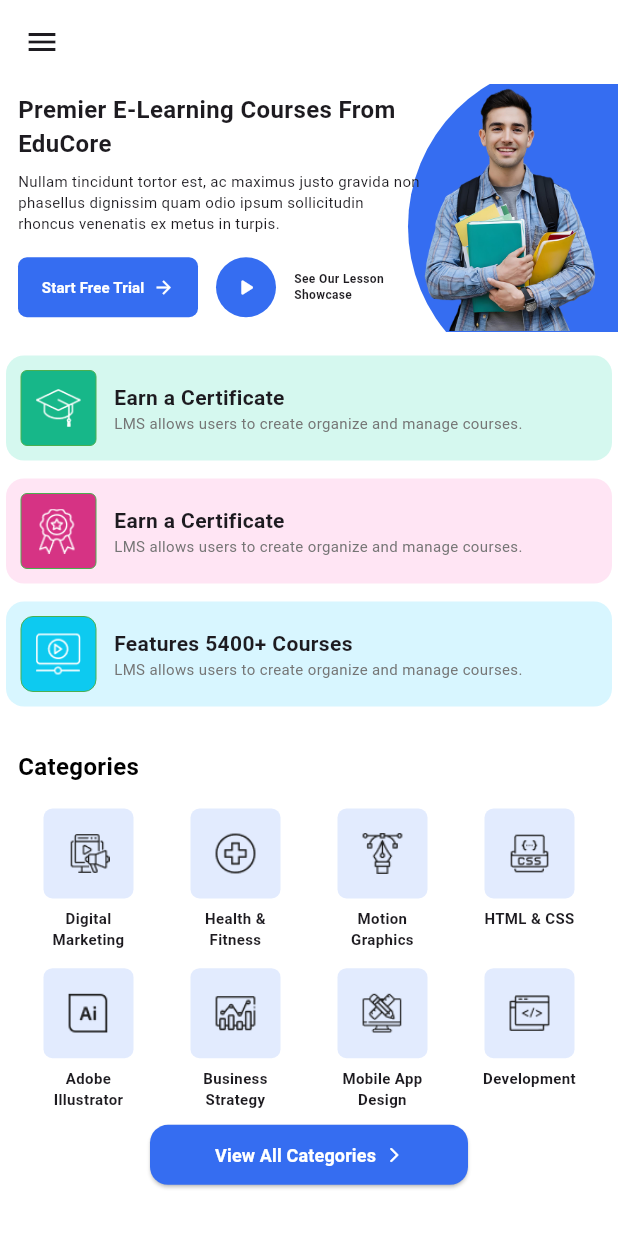
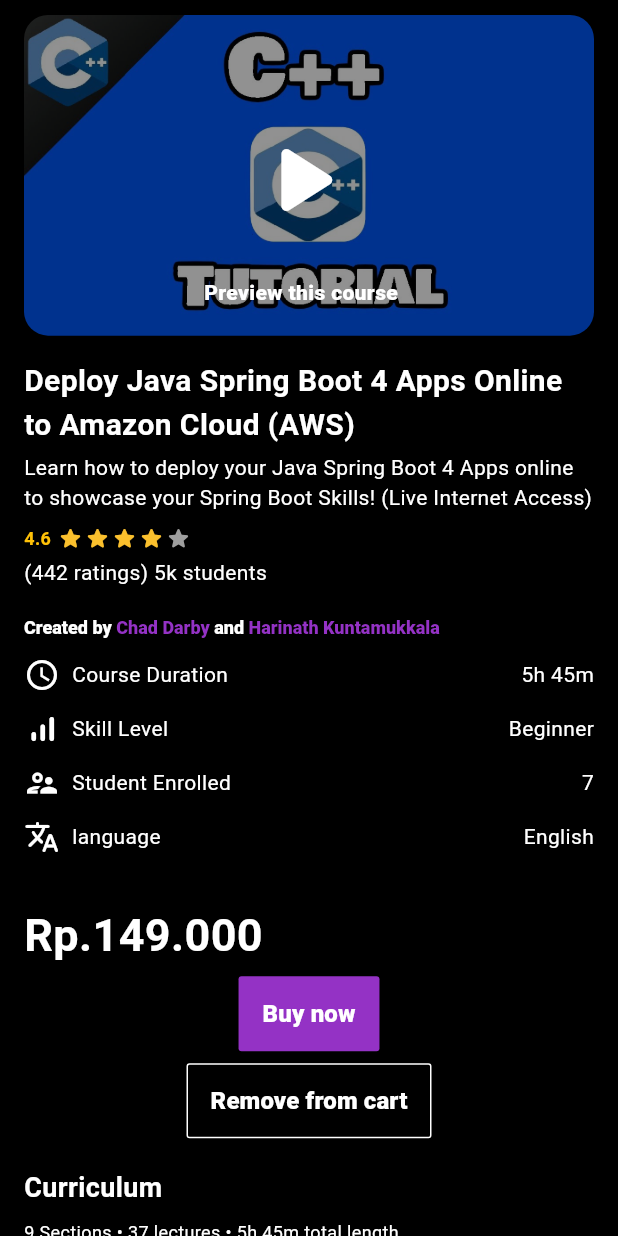
Before and after one commit to hafid-js/kursus_online_mobile, a Flutter app: the screen it shows after launch, on a phone screen of 412 x 824 dp. Run offline on Flutter 3.47's test engine with Material 3 defaults, Android fonts, the phone set to English and light mode, and no system bars; our stand-ins replace carousel_slider, iconsax.

Commit message:
create cart screen

```diff
--- /dev/null
+++ b/lib/common/widgets/button/elevated_button_zero_radius.dart
@@ -0,0 +1,35 @@
+import 'package:flutter/material.dart';
+import 'package:kursus_online_mobile/constants/helpers/device_helpers.dart';
+import 'package:kursus_online_mobile/constants/helpers/hex_color.dart';
+
+
+class UElevatedButtonZeroRadius extends StatelessWidget {
+  const UElevatedButtonZeroRadius({super.key, required this.onPressed, required this.child, this.bgColor, this.borderColor});
+
+  final VoidCallback onPressed;
+  final Widget child;
+  final Color? bgColor;
+  final Color? borderColor;
+
+  @override
+  Widget build(BuildContext context) {
+    final ButtonStyle raisedButtonStyle = ElevatedButton.styleFrom(
+  foregroundColor: Colors.white,
+  backgroundColor: bgColor,
+  minimumSize: Size(88, 36),
+  padding: EdgeInsets.symmetric(horizontal: 16),
+  shape: RoundedRectangleBorder(
+    borderRadius: BorderRadius.all(Radius.circular(2)),
+    side: BorderSide(
+      color: borderColor ?? Colors.transparent,
+      width: 1
+    )
+  ),
+);
+       return SizedBox(
+        height: 50,
+        width: UDeviceHelper.getScreenWidth(context),
+        child: ElevatedButton(onPressed: onPressed,  style: raisedButtonStyle, child: child,),
+       );
+  }
+}
--- /dev/null
+++ b/lib/common/widgets/cards/product_card.dart
@@ -0,0 +1,91 @@
+import 'package:flutter/material.dart';
+import 'package:kursus_online_mobile/common/widgets/images/rounded_image.dart';
+
+class ProductCard extends StatelessWidget {
+   final Map<String,dynamic> product;
+
+  const ProductCard({
+    super.key, required this.product,
+
+  });
+
+  @override
+  Widget build(BuildContext context) {
+    return Column(
+      children: [
+        Row(
+          crossAxisAlignment: CrossAxisAlignment.start,
+          children: [
+            URoundedImage(
+              imageUrl: product["image"],
+              isNetworkImage: false,
+              height: 70,
+              width: 70,
+              fit: BoxFit.cover,
+              borderRadius: 6,
+            ),
+            SizedBox(width: 8),
+            Expanded(
+              child: Column(
+                crossAxisAlignment: CrossAxisAlignment.start,
+                children: [
+                  Text(
+                    product["title"],
+                    style: TextStyle(
+                      fontWeight: FontWeight.bold,
+                      fontSize: 12,
+                    ),
+                  ),
+                  Text(
+                    product["instructor"],
+                    style: TextStyle(
+                      color: Colors.grey[600],
+                      fontSize: 11,
+                    ),
+                  ),
+                  SizedBox(height: 4),
+                  Row(
+                    children: [
+                      Text(
+                        product["avg_rating"],
+                        style: TextStyle(
+                          fontSize: 12,
+                          fontWeight: FontWeight.bold,
+                        ),
+                      ),
+                      SizedBox(width: 4),
+                      Row(
+                        mainAxisAlignment: MainAxisAlignment.start,
+                        children: List.generate(
+                          5,
+                          (i) => Icon(
+                            Icons.star_rounded,
+                            size: 18,
+                            color: i < product["ratings"]
+                                ? Colors.yellow[700]
+                                : Colors.grey,
+                          ),
+                        ),
+                      ),
+                      SizedBox(width: 4),
+                      Text(
+                        "(${product["students"]})",
+                        style: TextStyle(fontSize: 12),
+                      ),
+                    ],
+                  ),
+                  SizedBox(height: 4),
+                  Text(
+                    product["price"],
+                    style: TextStyle(fontWeight: FontWeight.bold),
+                  ),
+                  SizedBox(height: 16),
+                ],
+              ),
+            ),
+          ],
+        ),
+      ],
+    );
+  }
+}
--- /dev/null
+++ b/lib/common/widgets/images/rounded_video.dart
@@ -0,0 +1,86 @@
+import 'package:flutter/material.dart';
+import 'package:kursus_online_mobile/constants/sizes.dart';
+class URoundedVideo extends StatelessWidget {
+  const URoundedVideo({
+    super.key,
+    this.width,
+    this.height,
+    required this.videoUrl,
+    this.applyVideoRadius = true,
+    this.border,
+    this.backgroundColor,
+    this.fit = BoxFit.contain,
+    this.padding,
+    this.isNetworkVideo = false,
+    this.onTap,
+    this.borderRadius = USizes.md,
+  });
+
+  final double? width, height;
+  final String videoUrl;
+  final bool applyVideoRadius;
+  final BoxBorder? border;
+  final Color? backgroundColor;
+  final BoxFit? fit;
+  final EdgeInsetsGeometry? padding;
+  final bool isNetworkVideo;
+  final VoidCallback? onTap;
+  final double borderRadius;
+
+  @override
+  Widget build(BuildContext context) {
+    return InkWell(
+      onTap: onTap,
+      child: Container(
+        width: width,
+        height: height,
+        padding: padding,
+        decoration: BoxDecoration(
+          border: border,
+          color: backgroundColor,
+          borderRadius: BorderRadius.circular(borderRadius),
+        ),
+        child: ClipRRect(
+          borderRadius: applyVideoRadius
+              ? BorderRadius.circular(borderRadius)
+              : BorderRadius.zero,
+          child: _buildVideo(),
+        ),
+      ),
+    );
+  }
+
+  Widget _buildVideo() {
+    Widget video;
+    if (videoUrl.isEmpty) {
+      return const Icon(
+        Icons.image_not_supported,
+        color: Colors.grey,
+      );
+    }
+
+    if (isNetworkVideo) {
+      return Image.network(
+        videoUrl,
+        fit: fit,
+        errorBuilder: (_, __, ___) => const Icon(
+          Icons.broken_image,
+          color: Colors.grey,
+        ),
+      );
+    } else {
+      video = Image.asset(
+      videoUrl,
+      fit: fit,
+      errorBuilder: (_, __, ___) => const Icon(
+        Icons.broken_image,
+        color: Colors.grey,
+      ),
+    );
+    }
+
+    return ColorFiltered(colorFilter: ColorFilter.mode(Colors.black.withAlpha(110), BlendMode.darken), child: video);
+
+
+  }
+}
--- a/lib/constants/colors.dart
+++ b/lib/constants/colors.dart
@@ -42,5 +42,6 @@
   static const Color white = Color(0xFFFFFFFF);
   static const Color transparent = Color(0x00000000);
 
-  static Color backgroundColor = HexColor.fromHex("#f7f8fb");
+  // static Color backgroundColor = HexColor.fromHex("#f7f8fb");
+  static Color backgroundColor = Colors.black;
 }
--- /dev/null
+++ b/lib/features/cart/cart.dart
@@ -0,0 +1,32 @@
+import 'package:flutter/material.dart';
+import 'package:kursus_online_mobile/common/widgets/cards/product_card.dart';
+import 'package:kursus_online_mobile/features/cart/data/cart.dart';
+
+class CartScreen extends StatelessWidget {
+  const CartScreen({super.key});
+
+  @override
+  Widget build(BuildContext context) {
+
+    return Scaffold(
+      appBar: AppBar(
+        toolbarHeight: 40,
+        title: Text(
+          "Cart",
+          style: TextStyle(fontSize: 18, fontWeight: FontWeight.w500),
+        ),
+        centerTitle: true,
+      ),
+      body: SingleChildScrollView(
+        child: Padding(
+          padding: EdgeInsets.symmetric(horizontal: 12, vertical: 10),
+          child: Column(
+            children: products.map((product) {
+              return ProductCard(product: product);
+            }).toList(),
+          ),
+        ),
+      ),
+    );
+  }
+}
--- /dev/null
+++ b/lib/features/cart/data/cart.dart
@@ -0,0 +1,20 @@
+    final List<Map<String, dynamic>> products = [
+      {
+        "image": "assets/images/course/course_1.jpg",
+        "title": "Deploy Java Spring Boot 4 Apps Online to Amazon Cloud (AWS)",
+        "instructor": "Chad Derby, Harinath Kuntamukkala",
+        "avg_rating": "4.6",
+        "ratings": 4,
+        "students": "442",
+        "price": "Rp.149.000",
+      },
+      {
+        "image": "assets/images/course/course_2.jpg",
+        "title": "Deploy Java Spring Boot 4 Apps Online to Amazon Cloud (AWS)",
+        "instructor": "Chad Derby, Harinath Kuntamukkala",
+        "avg_rating": "3.7",
+        "ratings": 3,
+        "students": "608",
+        "price": "Rp.129.000",
+      },
+    ];
--- a/lib/features/home/home.dart
+++ b/lib/features/home/home.dart
@@ -16,7 +16,6 @@
 }
 
 class _HomeScreenState extends State<HomeScreen> {
-  final ScrollController _scrollController = ScrollController();
   final double scrollSpeed = 1.0;
   @override
   Widget build(BuildContext context) {
--- /dev/null
+++ b/lib/features/product/product.dart
@@ -0,0 +1,320 @@
+import 'package:flutter/material.dart';
+import 'package:kursus_online_mobile/common/widgets/button/elevated_button_zero_radius.dart';
+import 'package:kursus_online_mobile/common/widgets/images/rounded_video.dart';
+import 'package:kursus_online_mobile/constants/colors.dart';
+import 'package:kursus_online_mobile/constants/helpers/hex_color.dart';
+
+class ProductScreen extends StatefulWidget {
+  const ProductScreen({super.key});
+
+  @override
+  State<ProductScreen> createState() => _ProductScreenState();
+}
+
+class _ProductScreenState extends State<ProductScreen> {
+  bool isExpanded = false;
+  @override
+  Widget build(BuildContext context) {
+    final List<Map<String, dynamic>> information = [
+      {
+        "icon": Icons.watch_later_outlined,
+        "title": "Course Duration",
+        "desc": "5h 45m",
+      },
+      {
+        "icon": Icons.signal_cellular_alt_rounded,
+        "title": "Skill Level",
+        "desc": "Beginner",
+      },
+      {
+        "icon": Icons.supervisor_account_outlined,
+        "title": "Student Enrolled",
+        "desc": "7",
+      },
+      {"icon": Icons.translate_rounded, "title": "language", "desc": "English"},
+    ];
+    //       final ButtonStyle raisedButtonStyle = ElevatedButton.styleFrom(
+    //   foregroundColor: Colors.white,
+    //   backgroundColor: Colors.purpleAccent,
+    //   minimumSize: Size(88, 36),
+    //   padding: EdgeInsets.symmetric(horizontal: 16),
+    //   shape: const RoundedRectangleBorder(
+    //     borderRadius: BorderRadius.all(Radius.circular(2)),
+    //   ),
+    // );
+    return Scaffold(
+      backgroundColor: UColors.backgroundColor,
+      appBar: AppBar(
+        toolbarHeight: 10,
+        backgroundColor: UColors.backgroundColor,
+      ),
+      body: SingleChildScrollView(
+        child: Padding(
+          padding: EdgeInsets.symmetric(horizontal: 16),
+          child: Container(
+            decoration: BoxDecoration(borderRadius: BorderRadius.circular(12)),
+            child: Column(
+              children: [
+                Stack(
+                  children: [
+                    Column(
+                      children: [
+                        URoundedVideo(
+                          videoUrl: "assets/images/course/course_1.jpg",
+                          isNetworkVideo: false,
+                          fit: BoxFit.cover,
+                        ),
+                      ],
+                    ),
+                    Positioned(
+                      top: 70,
+                      left: 145,
+
+                      child: Icon(
+                        Icons.play_arrow_rounded,
+                        size: 80,
+                        color: Colors.white,
+                      ),
+                    ),
+
+                    Positioned(
+                      top: 175,
+                      left: 120,
+
+                      child: Text(
+                        "Preview this course",
+                        style: TextStyle(
+                          fontWeight: FontWeight.w800,
+                          color: Colors.white,
+                        ),
+                      ),
+                    ),
+                  ],
+                ),
+                SizedBox(height: 16),
+
+                Text(
+                  "Deploy Java Spring Boot 4 Apps Online to Amazon Cloud (AWS)",
+                  style: TextStyle(
+                    fontSize: 20,
+                    fontWeight: FontWeight.bold,
+                    color: Colors.white,
+                  ),
+                ),
+                SizedBox(height: 4),
+                Text(
+                  "Learn how to deploy your Java Spring Boot 4 Apps online to showcase your Spring Boot Skills! (Live Internet Access)",
+                  style: TextStyle(color: Colors.white),
+                ),
+                SizedBox(height: 8),
+                Row(
+                  children: [
+                    Text(
+                      "4.6",
+                      style: TextStyle(
+                        fontSize: 12,
+                        fontWeight: FontWeight.bold,
+                        color: Colors.amber,
+                      ),
+                    ),
+                    SizedBox(width: 4),
+                    Row(
+                      mainAxisAlignment: MainAxisAlignment.start,
+                      children: List.generate(
+                        5,
+                        (i) => Icon(
+                          Icons.star_rounded,
+                          size: 18,
+                          color: i < 4 ? Colors.yellow[700] : Colors.grey,
+                        ),
+                      ),
+                    ),
+                  ],
+                ),
+                SizedBox(height: 4),
+                Row(
+                  children: [
+                    Text(
+                      "(442 ratings) 5k students",
+                      style: TextStyle(color: Colors.white),
+                    ),
+                  ],
+                ),
+                SizedBox(height: 20),
+                Row(
+                  children: [
+                    RichText(
+                      text: TextSpan(
+                        style: TextStyle(
+                          fontSize: 12,
+                          color: Colors.black,
+                          fontWeight: FontWeight.w800,
+                        ),
+                        children: [
+                          TextSpan(
+                            text: "Created by ",
+                            style: TextStyle(color: Colors.white),
+                          ),
+                          TextSpan(
+                            text: "Chad Darby ",
+                            style: TextStyle(
+                              color: HexColor.fromHex("#9432C5"),
+                            ),
+                          ),
+                          TextSpan(
+                            text: "and ",
+                            style: TextStyle(color: Colors.white),
+                          ),
+                          TextSpan(
+                            text: "Harinath Kuntamukkala",
+                            style: TextStyle(
+                              color: HexColor.fromHex("#9432C5"),
+                            ),
+                          ),
+                        ],
+                      ),
+                    ),
+                  ],
+                ),
+                SizedBox(height: 12),
+                Column(
+                  children: information.map((info) {
+                    return Column(
+                      children: [
+                        Row(
+                          mainAxisAlignment: MainAxisAlignment.spaceBetween,
+                          children: [
+                            Row(
+                              children: [
+                                Icon(info["icon"], color: Colors.white),
+                                SizedBox(width: 8),
+                                Text(
+                                  info["title"],
+                                  style: TextStyle(color: Colors.white),
+                                ),
+                              ],
+                            ),
+                            Text(
+                              info["desc"],
+                              style: TextStyle(color: Colors.white),
+                            ),
+                          ],
+                        ),
+                        SizedBox(height: 12),
+                      ],
+                    );
+                  }).toList(),
+                ),
+                SizedBox(height: 20),
+                Row(
+                  children: [
+                    Text(
+                      "Rp.149.000",
+                      style: TextStyle(
+                        fontSize: 30,
+                        color: Colors.white,
+                        fontWeight: FontWeight.bold,
+                      ),
+                    ),
+                  ],
+                ),
+                SizedBox(height: 6),
+                Column(
+                  children: [
+                    UElevatedButtonZeroRadius(
+                      bgColor: HexColor.fromHex("#9432C5"),
+                      onPressed: () {},
+                      child: Text(
+                        "Buy now",
+                        style: TextStyle(
+                          fontSize: 16,
+                          fontWeight: FontWeight.w800,
+                        ),
+                      ),
+                    ),
+                  ],
+                ),
+                SizedBox(height: 8),
+                Column(
+                  children: [
+                    UElevatedButtonZeroRadius(
+                      bgColor: Colors.transparent,
+                      borderColor: Colors.white,
+                      onPressed: () {},
+                      child: Text(
+                        "Remove from cart",
+                        style: TextStyle(
+                          fontSize: 16,
+                          fontWeight: FontWeight.w800,
+                        ),
+                      ),
+                    ),
+                  ],
+                ),
+                SizedBox(height: 20),
+
+                Column(
+                  crossAxisAlignment: CrossAxisAlignment.start,
+                  children: [
+                    Text(
+                      "Curriculum",
+                      style: TextStyle(
+                        color: Colors.white,
+                        fontSize: 18,
+                        fontWeight: FontWeight.bold,
+                      ),
+                    ),
+                    SizedBox(height: 8),
+                    Text(
+                      "9 Sections • 37 lectures • 5h 45m total length",
+                      style: TextStyle(color: Colors.white, fontSize: 12),
+                    ),
+                    SizedBox(height: 12),
+                    ExpansionTile(
+                      initiallyExpanded: true,
+                      tilePadding: EdgeInsets.zero,
+                      title: Text(
+                        "Section 1 - Introduction",
+                        style: TextStyle(color: Colors.white, fontSize: 12),
+                      ),
+                      trailing: Icon(
+                        isExpanded ? Icons.remove : Icons.add,
+                        color: Colors.white,
+                      ),
+                      onExpansionChanged: (expanded) {
+                        setState(() {
+                          isExpanded = expanded;
+                        });
+                      },
+                      children: [
+                        ListTile(
+                          leading: Text("1", style: TextStyle(fontSize: 16, color: Colors.white),),
+                          title: Text(
+                            "Introduction",
+                            style: TextStyle(color: Colors.white, fontSize: 14),
+                          ),
+                          subtitle: Text("Video - 3.58", style: TextStyle(color: Colors.white, fontSize: 10),),
+                          trailing: Icon(Icons.play_circle_outline_rounded, color: Colors.white,),
+                        ),
+                        ListTile(
+                            leading: Text("2", style: TextStyle(fontSize: 16, color: Colors.white),),
+                          title: Text(
+                            "Downloads PDFs and Code",
+                            style: TextStyle(color: Colors.white, fontSize: 14),
+                          ),
+                          subtitle: Text("Article", style: TextStyle(color: Colors.white, fontSize: 10),),
+                        ),
+                      ],
+                    ),
+
+                    SizedBox(height: 40),
+                  ],
+                ),
+              ],
+            ),
+          ),
+        ),
+      ),
+    );
+  }
+}
--- a/lib/main.dart
+++ b/lib/main.dart
@@ -1,5 +1,7 @@
 import 'package:flutter/material.dart';
+import 'package:kursus_online_mobile/features/cart/cart.dart';
 import 'package:kursus_online_mobile/features/home/home.dart';
+import 'package:kursus_online_mobile/features/product/product.dart';
 
 void main() {
   runApp(const MyApp());
@@ -12,6 +14,7 @@
   @override
   Widget build(BuildContext context) {
     return MaterialApp(
+      debugShowCheckedModeBanner: false,
       title: 'Flutter Demo',
       theme: ThemeData(
         // This is the theme of your application.
@@ -31,7 +34,7 @@
         // tested with just a hot reload.
         colorScheme: .fromSeed(seedColor: Colors.deepPurple),
       ),
-      home: HomeScreen()
+      home: ProductScreen()
     );
   }
 }
--- a/pubspec.yaml
+++ b/pubspec.yaml
@@ -65,6 +65,7 @@
   assets:
     - assets/images/
     - assets/icons/
+    - assets/images/course/
   #   - images/a_dot_ham.jpeg
 
   # An image asset can refer to one or more resolution-specific "variants", see
```
Also changed, not shown: assets/images/course/course_1.jpg (added), assets/images/course/course_2.jpg (added).
